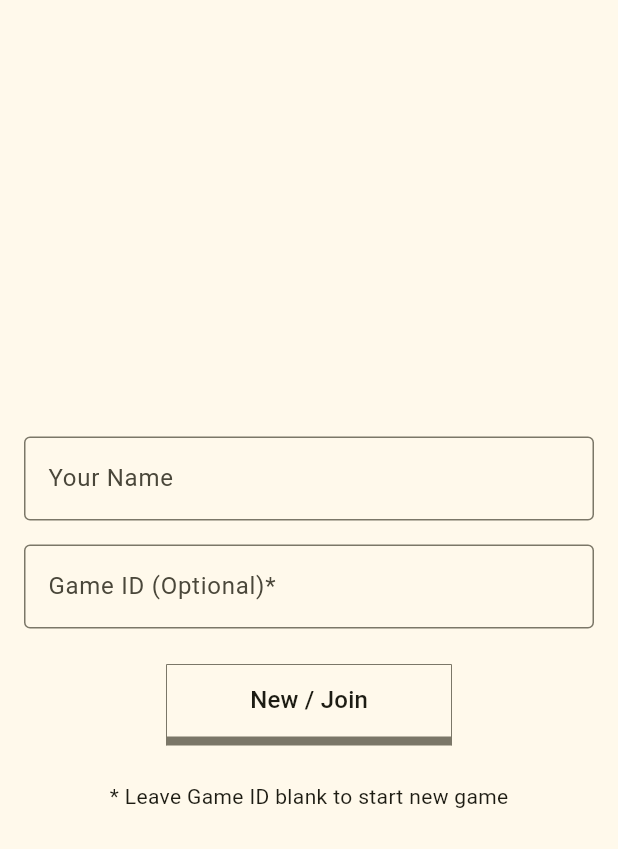
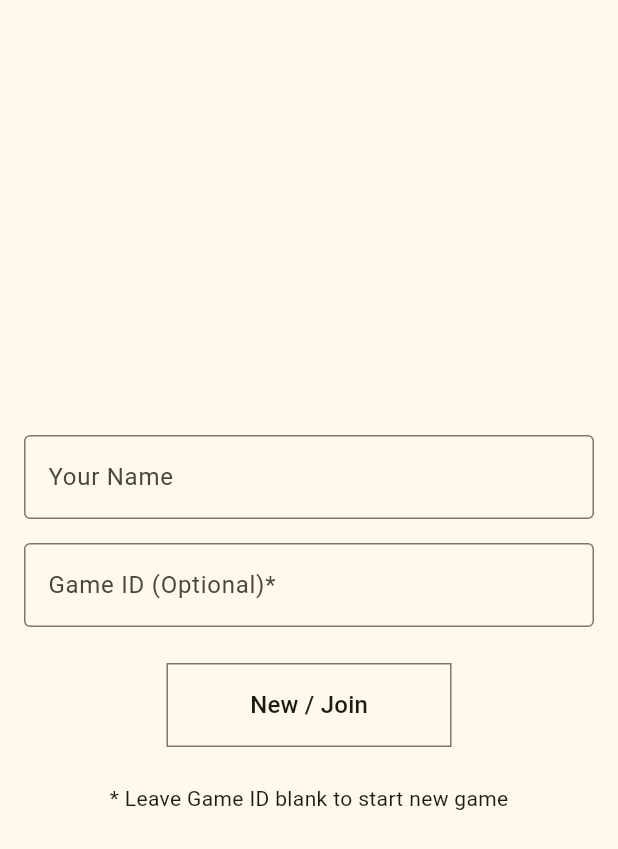
Before and after one commit to nikhils98/converge, a Flutter app: the screen it shows after launch, on a phone screen of 412 x 824 dp. Shown: the top 849 px of the screen. Run offline on Flutter 3.47's test engine with Material 3 defaults, Android fonts, the phone set to English and light mode, and no system bars.

Commit message:
ui and socket fixes

```diff
--- a/lib/main.dart
+++ b/lib/main.dart
@@ -1,4 +1,5 @@
 import 'package:converge/views/home_view.dart';
+import 'package:flutter/foundation.dart';
 import 'package:flutter/material.dart';
 
 void main() {
@@ -19,7 +20,6 @@ class MainApp extends StatelessWidget {
     return MaterialApp(
       title: "Converge",
       theme: _getThemeData(lightColorScheme),
-      darkTheme: _getThemeData(darkColorScheme),
       home: const HomeView(),
     );
   }
--- a/lib/models/game.dart
+++ b/lib/models/game.dart
@@ -14,7 +14,9 @@ class Game {
 
   factory Game.fromJson(Map<String, dynamic> json) {
     final playersJson = json["game"]['players'] as List;
-    final players = playersJson.map((json) => Player.fromJson(json)).toList();
+    final players = playersJson
+        .map((playerJson) => Player.fromJson(playerJson, json["playerId"]))
+        .toList();
 
     return Game(gameId: json["id"], players: players);
   }
--- a/lib/models/player.dart
+++ b/lib/models/player.dart
@@ -1,27 +1,14 @@
 class Player {
-  late String _name;
+  String id;
+  String name;
   String _word;
-  String _prevWord;
+  String prevWord;
   final bool _isMe;
 
-  Player({required name, required bool isMe})
+  Player({required this.id, required this.name, required bool isMe})
       : _isMe = isMe,
         _word = "",
-        _prevWord = "" {
-    this.name = name;
-  }
-
-  String get name => _name;
-
-  set name(String name) {
-    final err = Player.validateName(name);
-
-    if (err != null) {
-      throw ArgumentError(err);
-    }
-
-    _name = name;
-  }
+        prevWord = "";
 
   String get word => _word;
 
@@ -30,11 +17,8 @@ class Player {
       throw ArgumentError('Word cannot be longer than 15 characters');
     }
 
-    _prevWord = _word.isEmpty ? "" : _word;
     _word = word;
   }
-
-  String get prevWord => _prevWord;
 
   bool get isMe => _isMe;
 
@@ -47,10 +31,16 @@ class Player {
     return null;
   }
 
-  factory Player.fromJson(Map<String, dynamic> json) {
-    return Player(
+  factory Player.fromJson(Map<String, dynamic> json, String myId) {
+    final player = Player(
+      id: json['id'],
       name: json['name'],
-      isMe: true,
+      isMe: json['id'] == myId,
     );
+
+    player.word = json['word'];
+    player.prevWord = json['prevWord'];
+
+    return player;
   }
 }
--- a/lib/views/home_view.dart
+++ b/lib/views/home_view.dart
@@ -2,6 +2,7 @@ import 'package:converge/models/game.dart';
 import 'package:converge/models/player.dart';
 import 'package:converge/views/game_view.dart';
 import 'package:converge/widgets/button.dart';
+import 'package:flutter/foundation.dart';
 import 'package:flutter/material.dart';
 
 class HomeView extends StatefulWidget {
@@ -21,7 +22,10 @@ class _HomeViewState extends State<HomeView> {
   Widget build(BuildContext context) {
     return SafeArea(
       child: Scaffold(
-        body: Padding(
+        body: Center(
+          child: SizedBox(
+            width: kIsWeb ? 480 : double.infinity,
+            child: Padding(
               padding: const EdgeInsets.all(16),
               child: Form(
                 key: _formKey,
@@ -55,13 +59,11 @@ class _HomeViewState extends State<HomeView> {
                                 return;
                               }
 
-                          final player = Player(name: _name, isMe: true);
-
                               Navigator.push(
                                   context,
                                   MaterialPageRoute(
                                       builder: (context) => GameView(
-                                        player: player,
+                                            playerName: _name,
                                             gameId: _gameId,
                                           )));
                             },
@@ -77,6 +79,8 @@ class _HomeViewState extends State<HomeView> {
                     ),
                     const Text("* Leave Game ID blank to start new game")
                   ],
+                ),
+              ),
             ),
           ),
         ),
--- a/lib/widgets/button.dart
+++ b/lib/widgets/button.dart
@@ -12,26 +12,19 @@ class Button extends StatelessWidget {
 
     final borderColor = theme.colorScheme.outline;
     final borderSide = BorderSide(
-      width: 0,
+      width: 2,
       color: borderColor,
     );
 
-    return Container(
-      decoration: BoxDecoration(
-        border: Border(
-          top: borderSide,
-          left: borderSide,
-          right: borderSide,
-          bottom: BorderSide(width: 6, color: borderColor),
-        ),
+    return TextButton(
+      style: TextButton.styleFrom(
+        shape: RoundedRectangleBorder(
+            borderRadius: BorderRadius.zero,
+            side: BorderSide(width: 1, color: borderColor)),
       ),
-      child: TextButton(
-        style: TextButton.styleFrom(
-          shape: const RoundedRectangleBorder(
-            borderRadius: BorderRadius.zero,
-          ),
-        ),
-        onPressed: onPressed,
+      onPressed: onPressed,
+      child: Padding(
+        padding: const EdgeInsets.symmetric(vertical: 8),
         child: Text(
           text,
           style: theme.textTheme.titleMedium,
```
Also changed, not shown: lib/views/game_view.dart (+58 -19 lines). Lines whose indentation alone changed are shown as unchanged.
